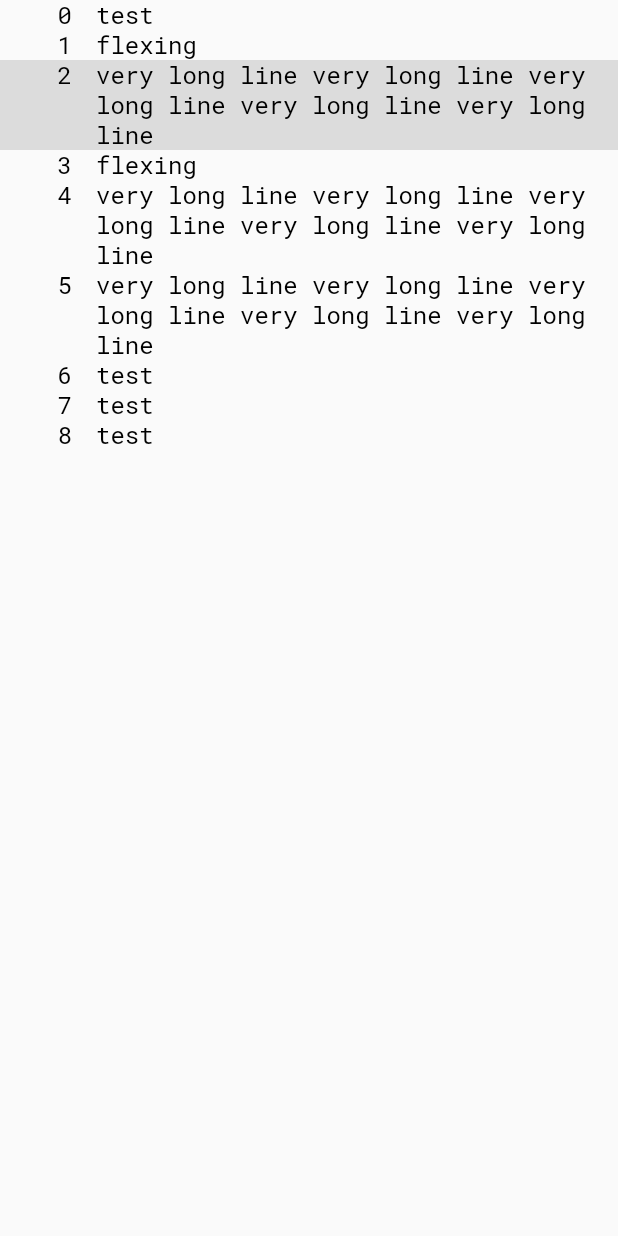
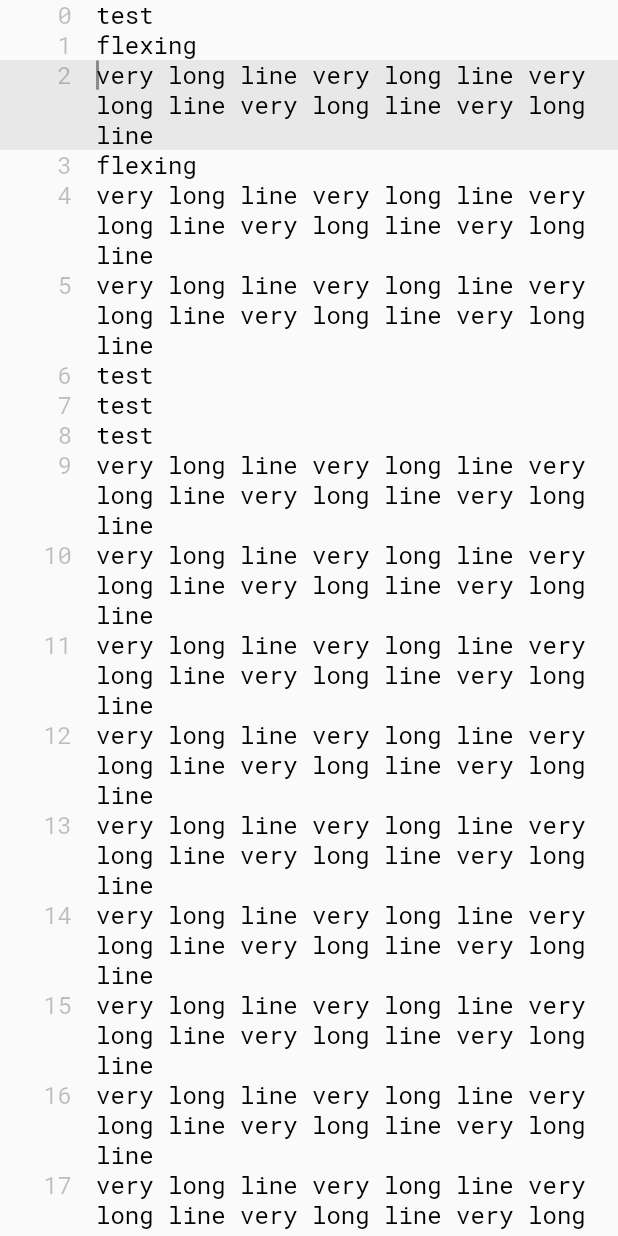
Before and after one commit to iamgirya/Online-Text-Editor, a Flutter app: the screen it shows after launch, on a phone screen of 412 x 824 dp. Run offline on Flutter 3.47's test engine with Material 2 defaults, Android fonts, the phone set to English and light mode, and no system bars; network calls fail.

Commit message:
анимация курсора локального пользователя

```diff
--- /dev/null
+++ b/polyscript/lib/helper.dart
@@ -0,0 +1,11 @@
+import 'package:flutter/material.dart';
+
+RRect roundRect(Rect rect, List<double> corners) {
+  return RRect.fromRectAndCorners(
+    rect,
+    topLeft: Radius.circular(corners[0]),
+    bottomLeft: Radius.circular(corners[1]),
+    topRight: Radius.circular(corners[2]),
+    bottomRight: Radius.circular(corners[3]),
+  );
+}
--- a/polyscript/lib/model/editor_model.dart
+++ b/polyscript/lib/model/editor_model.dart
@@ -37,7 +37,7 @@ class EditorModel extends ChangeNotifier {
   }
 
   EditorModel.createFile(this.localUser) {
-    socket = WebSocketChannel.connect(Uri.parse("ws://127.0.0.1:8081"));
+    socket = WebSocketChannel.connect(Uri.parse("ws://178.20.41.205:8081"));
     socket.sink.add(
       jsonEncode(
         {
@@ -62,6 +62,21 @@ class EditorModel extends ChangeNotifier {
         "test",
         "test",
         "test",
+        "very long line very long line very long line very long line very long line",
+        "very long line very long line very long line very long line very long line",
+        "very long line very long line very long line very long line very long line",
+        "very long line very long line very long line very long line very long line",
+        "very long line very long line very long line very long line very long line",
+        "very long line very long line very long line very long line very long line",
+        "very long line very long line very long line very long line very long line",
+        "very long line very long line very long line very long line very long line",
+        "very long line very long line very long line very long line very long line",
+        "very long line very long line very long line very long line very long line",
+        "very long line very long line very long line very long line very long line",
+        "very long line very long line very long line very long line very long line",
+        "very long line very long line very long line very long line very long line",
+        "very long line very long line very long line very long line very long line",
+        "very long line very long line very long line very long line very long line",
       ],
     );
   }
@@ -82,10 +97,8 @@ class EditorModel extends ChangeNotifier {
     } else if (json["action"] == "user_update_position") {
       var username = json["username"].toString();
       var userIndex = users.indexWhere((user) => user.name == username);
-      print(userIndex);
 
       if (userIndex != -1) {
-        print("update position!");
         var point = json["newPosition"];
         users[userIndex].cursorPosition = Point(point[0], point[1]);
         notifyListeners();
--- a/polyscript/lib/ui/editor/line_widget.dart
+++ b/polyscript/lib/ui/editor/line_widget.dart
@@ -1,10 +1,10 @@
 import 'dart:math';
 
 import 'package:flutter/material.dart';
+import 'package:polyscript/helper.dart';
 import 'package:polyscript/model/editor_model.dart';
 import 'package:polyscript/ui/styles.dart';
 import 'package:provider/provider.dart';
-
 import '../../model/user_model.dart';
 
 //виджет, отвечающий за отображение одной строки текста
@@ -24,16 +24,20 @@ class LineWidget extends StatefulWidget {
   State<LineWidget> createState() => _LineWidgetState();
 }
 
-class _LineWidgetState extends State<LineWidget> {
+class _LineWidgetState extends State<LineWidget> with TickerProviderStateMixin {
   late TextPainter indexPainter;
   late TextPainter textPainter;
   late double lineHeight;
+  var localUserLineIndex = -1;
+
+  late Animation<double> animation;
+  late AnimationController controller = AnimationController(duration: const Duration(milliseconds: 500), vsync: this);
 
   void initPainters() {
     indexPainter = TextPainter(
       text: TextSpan(
         text: widget.index.toString(),
-        style: textStyle,
+        style: indexStyle,
       ),
       textDirection: TextDirection.ltr,
       textAlign: TextAlign.right,
@@ -54,10 +58,32 @@ class _LineWidgetState extends State<LineWidget> {
   }
 
   @override
+  void initState() {
+    super.initState();
+
+    controller.addListener(() {
+      if (localUserLineIndex == widget.index) {
+        //print(controller.value);
+        setState(() {});
+      }
+    });
+
+    animation = CurvedAnimation(
+      parent: controller,
+      curve: Curves.linear,
+      reverseCurve: Curves.easeIn,
+    );
+
+    controller.forward();
+    controller.repeat(reverse: true, period: const Duration(milliseconds: 500));
+  }
+
+  @override
   Widget build(BuildContext context) {
     initPainters();
     EditorModel editor = Provider.of<EditorModel>(context);
 
+    localUserLineIndex = editor.localUser.cursorPosition.y;
     var usersOnLine = editor.users.where((element) => element.cursorPosition.y == widget.index).toList();
 
     lineHeight = textPainter.computeLineMetrics().length * 20 + (usersOnLine.isEmpty ? 0 : 20);
@@ -77,13 +103,16 @@ class _LineWidgetState extends State<LineWidget> {
         );
       },
       child: Container(
-        color: editor.localUser.cursorPosition.y == widget.index ? Colors.grey.withOpacity(0.33) : Colors.transparent,
+        color: editor.localUser.cursorPosition.y == widget.index ? Colors.grey.withOpacity(0.2) : Colors.transparent,
         width: widget.lineWidth,
         height: lineHeight,
         child: Stack(
           children: [
             CustomPaint(
-              painter: LinePainter(indexPainter, textPainter, usersOnLine.isEmpty ? 0 : 20),
+              painter: LinePainter(indexPainter, textPainter, usersOnLine.isEmpty ? 0 : 20,
+                  position:
+                      editor.localUser.cursorPosition.y == widget.index ? editor.localUser.cursorPosition.x : null,
+                  animationValue: controller.value),
               foregroundPainter: null,
             ),
             CustomPaint(
@@ -102,14 +131,24 @@ class _LineWidgetState extends State<LineWidget> {
 class LinePainter extends CustomPainter {
   final TextPainter textPainter;
   final TextPainter indexPainter;
+  final int? position;
+  final double? animationValue;
   final double textOffset;
-  LinePainter(this.indexPainter, this.textPainter, this.textOffset);
+  LinePainter(this.indexPainter, this.textPainter, this.textOffset, {this.position, this.animationValue});
 
   @override
   void paint(Canvas canvas, Size size) {
     indexPainter.paint(canvas, Offset(48 - indexPainter.width, textOffset));
+    textPainter.paint(canvas, Offset(64, textOffset));
 
-    textPainter.paint(canvas, Offset(64, textOffset));
+    if (position != null) {
+      var cursorPaint = Paint();
+      cursorPaint.color = Colors.black.withOpacity(animationValue!);
+      var cursorOffset = textPainter.getOffsetForCaret(TextPosition(offset: position!), Rect.zero);
+      canvas.drawRRect(
+          roundRect(Rect.fromLTWH(cursorOffset.dx + 64, cursorOffset.dy + textOffset, 2, 20), [1, 1, 1, 1]),
+          cursorPaint);
+    }
   }
 
   @override
@@ -149,8 +188,7 @@ class UsersPainter extends CustomPainter {
       text: TextSpan(
         text: user.name,
         style: const TextStyle(
-          fontSize: 10,
-          fontWeight: FontWeight.w900,
+          fontSize: 12,
           height: 1,
           fontFamily: "Roboto",
         ),
@@ -181,14 +219,4 @@ class UsersPainter extends CustomPainter {
           5,
         ));
   }
-
-  RRect roundRect(Rect rect, List<double> corners) {
-    return RRect.fromRectAndCorners(
-      rect,
-      topLeft: Radius.circular(corners[0]),
-      bottomLeft: Radius.circular(corners[1]),
-      topRight: Radius.circular(corners[2]),
-      bottomRight: Radius.circular(corners[3]),
-    );
-  }
 }
--- a/polyscript/lib/ui/styles.dart
+++ b/polyscript/lib/ui/styles.dart
@@ -9,3 +9,13 @@ const textStyle = TextStyle(
   letterSpacing: 0,
   decorationStyle: null,
 );
+
+var indexStyle = TextStyle(
+  fontFamily: "Roboto",
+  fontStyle: FontStyle.normal,
+  color: Colors.black.withOpacity(0.25),
+  fontSize: 16,
+  height: 1.25,
+  letterSpacing: 0,
+  decorationStyle: null,
+);
```
Also changed, not shown: 1 other file.
